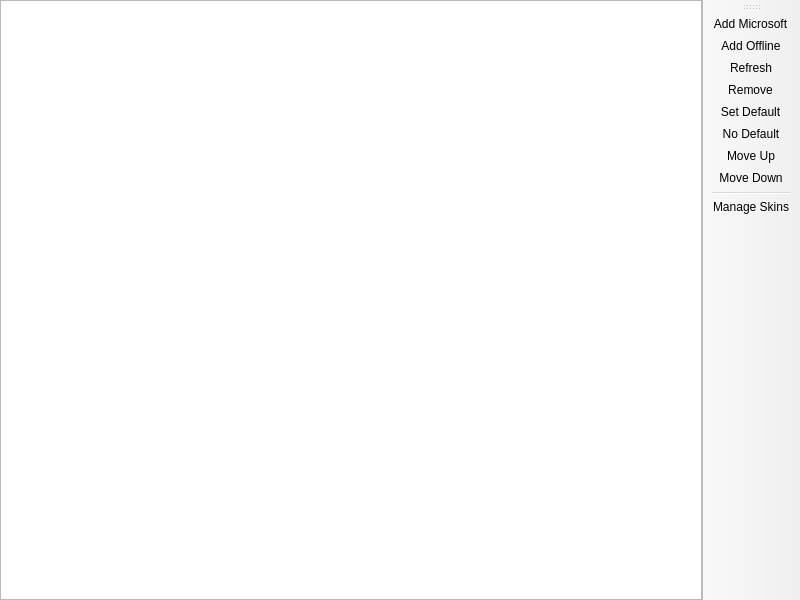
KomorebiLauncher/KomorebiLauncher, file launcher/ui/pages/global/AccountListPage.ui: the form before one commit.
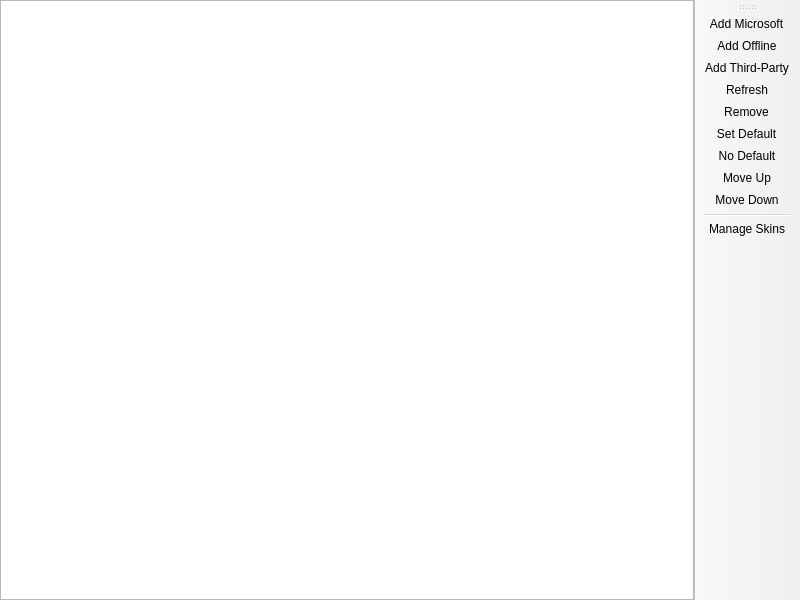
The form after the commit. Custom widgets are drawn as their Qt base class.

Commit message:
Put third-party sign-in on the accounts page
A dialog for the server, the username and the password, and a toolbar entry
next to the offline one. Manage Skins stays Microsoft-only, since a
third-party server keeps its own skins.

```diff
--- a/launcher/ui/pages/global/AccountListPage.ui
+++ b/launcher/ui/pages/global/AccountListPage.ui
@@ -54,6 +54,7 @@
    </attribute>
    <addaction name="actionAddMicrosoft"/>
    <addaction name="actionAddOffline"/>
+   <addaction name="actionAddThirdParty"/>
    <addaction name="actionRefresh"/>
    <addaction name="actionRemove"/>
    <addaction name="actionSetDefault"/>
@@ -94,6 +95,11 @@
     <string>Add &amp;Offline</string>
    </property>
   </action>
+  <action name="actionAddThirdParty">
+   <property name="text">
+    <string>Add &amp;Third-Party</string>
+   </property>
+  </action>
   <action name="actionRefresh">
    <property name="text">
     <string>&amp;Refresh</string>
```
The commit also changes 5 other files.
